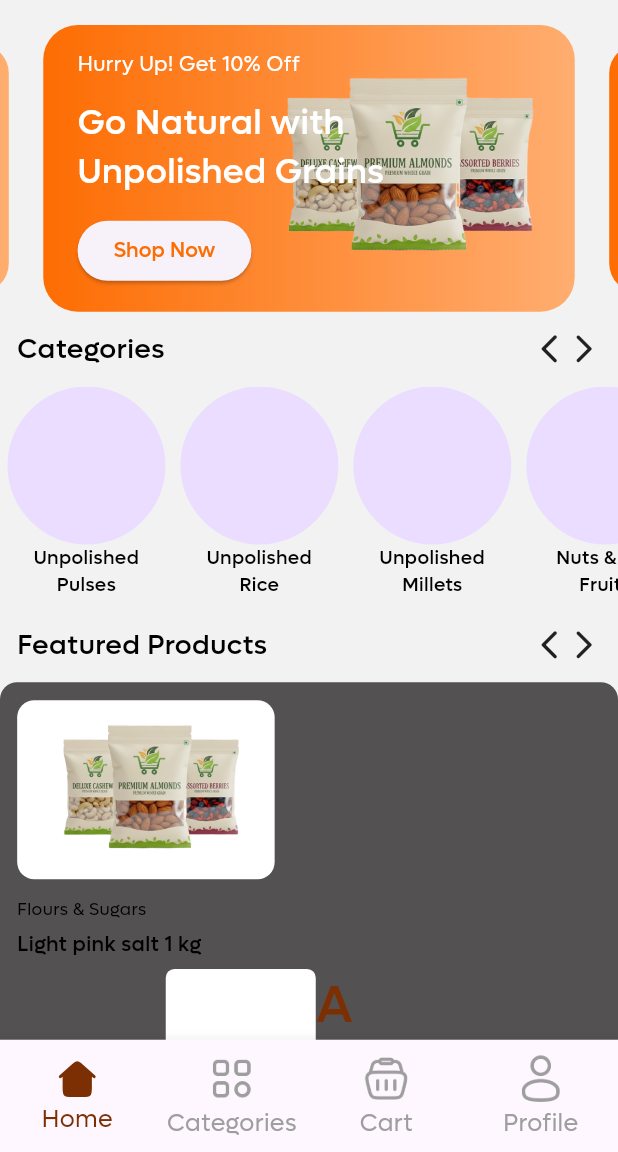
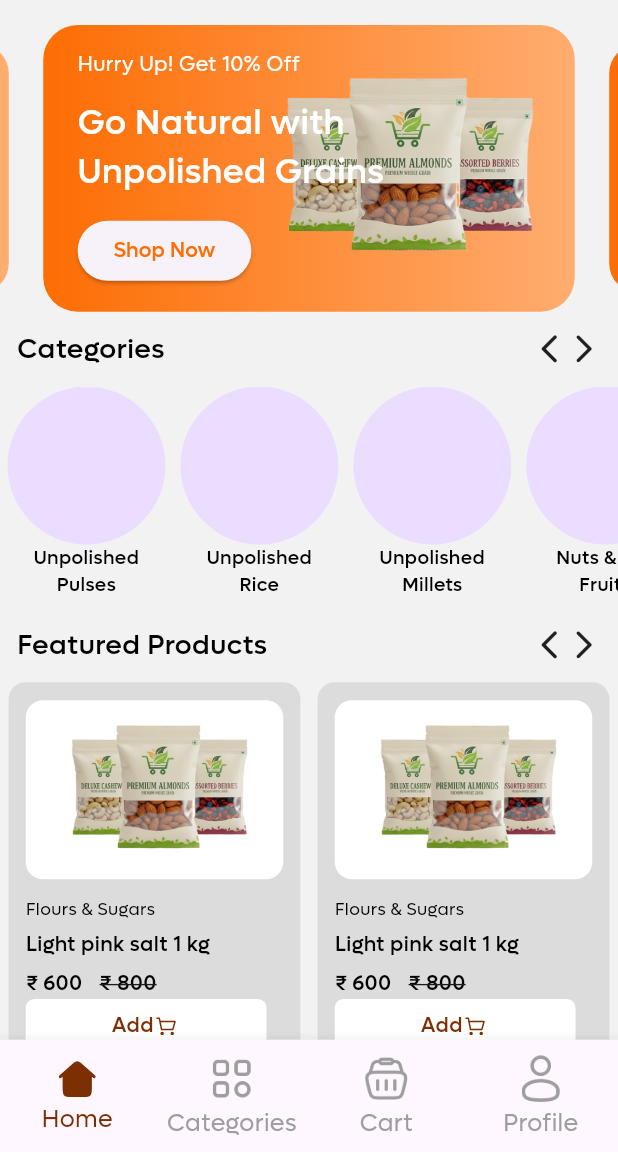
Before and after one commit to DUDU0123/CODE-EDEX-TECHNOLOGY-MACHINE-TASK, a Flutter app: the AppDashboard screen opened directly, on a phone screen of 412 x 824 dp, the part 84-1236 px from its top. Run offline on Flutter 3.47's test engine with Material 3 defaults, Android fonts, the light colour scheme and no system bars; drawn by our look-alikes of carousel_slider; our stand-ins replace dio, flutter_screenutil, flutter_svg, get, shared_preferences; accounts and stored records are empty.

Commit message:
product small container UI added

```diff
--- a/lib/modules/home/pages/home_page.dart
+++ b/lib/modules/home/pages/home_page.dart
@@ -1,11 +1,9 @@
-import 'package:carousel_slider/carousel_slider.dart';
-import 'package:codeedex_machine_test_app/modules/home/controller/home_page_controller.dart';
 import 'package:codeedex_machine_test_app/utils/app_imports.dart';
 import 'package:codeedex_machine_test_app/utils/constants/app_constraints.dart';
-import 'package:codeedex_machine_test_app/widgets/app_common_button_widget.dart';
 import 'package:codeedex_machine_test_app/widgets/home_page/common_product_heading.dart';
 import 'package:codeedex_machine_test_app/widgets/home_page/home_top_auto_play_carousel.dart';
 import 'package:codeedex_machine_test_app/widgets/home_page/product_circular_widget.dart';
+import 'package:codeedex_machine_test_app/widgets/product_small_container.dart';
 
 class HomePage extends StatefulWidget {
   const HomePage({super.key});
@@ -16,23 +14,26 @@ class HomePage extends StatefulWidget {
 
 class _HomePageState extends State<HomePage> {
   @override
-  void initState() {
-    super.initState();
-  }
-
-  @override
   Widget build(BuildContext context) {
     return SingleChildScrollView(
       child: Column(
+        crossAxisAlignment: CrossAxisAlignment.start,
         children: [
           AppConstraints.kHeight14,
+
           HomeTopAutoPlayCarousel(),
+
           AppConstraints.kHeight10,
+
           Padding(
             padding: EdgeInsets.symmetric(horizontal: 10.w),
-            child: CommonProductHeadingWidget(heading: "Categories"),
+            child: CommonProductHeadingWidget(
+              heading: "Categories",
+            ),
           ),
+
           AppConstraints.kHeight10,
+
           SingleChildScrollView(
             scrollDirection: Axis.horizontal,
             child: Row(
@@ -41,79 +42,41 @@ class _HomePageState extends State<HomePage> {
                 (index) {
                   return ProductCircularWidget(
                     text: AppCommonMethods.unpolishedProducts[index],
-                    padding: EdgeInsets.symmetric(horizontal: 5),
+                    padding: const EdgeInsets.symmetric(horizontal: 5),
                   );
                 },
               ),
             ),
           ),
+
           AppConstraints.kHeight15,
+
           Padding(
             padding: EdgeInsets.symmetric(horizontal: 10.w),
-            child: CommonProductHeadingWidget(heading: "Featured Products"),
-          ),
-          AppConstraints.kHeight10,
-          Container(
-            padding: EdgeInsets.symmetric(horizontal: 10.w, vertical: 10.h),
-            decoration: BoxDecoration(
-              borderRadius: BorderRadius.circular(10.r),
-              color: const Color.fromARGB(255, 83, 81, 81),
-            ),
-            child: Column(
-              crossAxisAlignment: CrossAxisAlignment.start,
-              children: [
-                Container(
-                  decoration: BoxDecoration(
-                    borderRadius: BorderRadius.circular(10.r),
-                    color: AppColors.kWhite,
-                  ),
-                  child: Image.asset(
-                    AppAssets.almondsThreeSet,
-                    width: 150.w,
-                    height: 100.h,
-                  ),
-                ),
-                AppConstraints.kHeight10,
-                Text(
-                  "Flours & Sugars",
-                  style: AppCommonMethods.commonTextStyle(fontSize: 10.sp),
-                ),
-                AppConstraints.kHeight5,
-                Text(
-                  "Light pink salt 1 kg",
-                  style: AppCommonMethods.commonTextStyle(
-                    fontSize: 12.sp,
-                    fontFamily: AppAssets.lugfaMediumFont,
-                  ),
-                ),
-                AppConstraints.kHeight5,
-                Row(
-                  children: [
-                    Text(
-                      "\u20B9 600",
-                      style: AppCommonMethods.commonTextStyle(
-                        fontSize: 12.sp,
-                        fontFamily: AppAssets.lugfaMediumFont,
-                      ),
-                    ),
-                    AppConstraints.kWidth10,
-                    Text(
-                      "\u20B9 80.00",
-                      style: AppCommonMethods.commonTextStyle(
-                        fontSize: 12.sp,
-                        fontFamily: AppAssets.lugfaMediumFont,
-                        decoration: TextDecoration.lineThrough,
-                      ),
-                    ),
-                    AppConstraints.kHeight10,
-                    AppCommonButtonWidget(
-                      btnWidth: 100,
-                      btnText: "Add", btnColor: AppColors.kWhite, btnRadius: 5.r, btnPadding: EdgeInsets.symmetric(horizontal: 100, ), btnTextColor: AppColors.kAppPrimaryColor, textAlign: TextAlign.center)
-                  ],
-                ),
-              ],
+            child: CommonProductHeadingWidget(
+              heading: "Featured Products",
             ),
           ),
+
+          AppConstraints.kHeight10,
+
+          SingleChildScrollView(
+            scrollDirection: Axis.horizontal,
+            child: Row(
+              children: List.generate(10, (index) {
+                return ProductSmallContainer(
+                  margin: EdgeInsets.symmetric(horizontal: 5.w),
+                      oldPrice: "800",
+                      productName: "Light pink salt 1 kg",
+                      productPrice: "600",
+                      productType: "Flours & Sugars",
+                    );
+              },),
+            ),
+          ),
+
+
+          AppConstraints.kHeight20,
         ],
       ),
     );
--- /dev/null
+++ b/lib/modules/product_list/product_list_page.dart
@@ -0,0 +1,40 @@
+import 'package:codeedex_machine_test_app/utils/app_imports.dart';
+
+class ProductListPage extends StatelessWidget {
+  const ProductListPage({super.key});
+
+  @override
+  Widget build(BuildContext context) {
+    return Scaffold(
+      appBar: AppBar(
+        title: Column(
+          mainAxisAlignment: MainAxisAlignment.center,
+          children: [
+            Text(
+              "AppBar Title",
+              style: AppCommonMethods.commonTextStyle(
+                fontFamily: AppAssets.lugfaMediumFont, fontSize: 16.sp
+              ),
+            ),
+            Text(
+              "Item count",
+              style: AppCommonMethods.commonTextStyle(
+                fontSize: 12.sp
+              ),
+            ),
+          ],
+        ),
+        actions: [
+          IconButton(
+          onPressed: () {},
+          icon: Image.asset(AppAssets.searchIcon, width: 24.w, height: 24.h),
+        ),
+        IconButton(
+          onPressed: () {},
+          icon: Image.asset(AppAssets.cartIcon, width: 24.w, height: 24.h),
+        ),
+        ]
+      ),
+    );
+  }
+}
--- a/lib/utils/constants/app_assets.dart
+++ b/lib/utils/constants/app_assets.dart
@@ -20,6 +20,7 @@ class AppAssets {
   static const homeIconSvg = "assets/images/home_icon.svg";
   static const eyeIcon = "assets/images/eye_btn.png";
   static const categoryIcon = "assets/images/category_icon.png";
+   static const addToCart = "assets/images/add_to_card_icon.svg";
 
 
 }
--- a/lib/widgets/app_common_button_widget.dart
+++ b/lib/widgets/app_common_button_widget.dart
@@ -8,7 +8,7 @@ class AppCommonButtonWidget extends StatelessWidget {
     required this.btnRadius,
     required this.btnPadding,
     required this.btnTextColor,
-    this.btnWidth, this.fontSize, required this.textAlign, this.onTap,
+    this.btnWidth, this.fontSize, required this.textAlign, this.onTap, this.suffixWidget,
   });
   final String btnText;
   final Color btnColor;
@@ -19,6 +19,7 @@ class AppCommonButtonWidget extends StatelessWidget {
   final double? fontSize;
   final TextAlign textAlign;
   final void Function()? onTap;
+  final Widget? suffixWidget;
   @override
   Widget build(BuildContext context) {
     return GestureDetector(
@@ -30,7 +31,10 @@ class AppCommonButtonWidget extends StatelessWidget {
           color: btnColor,
           borderRadius: BorderRadius.circular(5.r),
         ),
-        child: Text(
+        child: Row(
+          mainAxisAlignment: MainAxisAlignment.center,
+          children: [
+            Text(
               btnText,
               textAlign: textAlign,
               style: AppCommonMethods.commonTextStyle(
@@ -39,6 +43,9 @@ class AppCommonButtonWidget extends StatelessWidget {
                 fontFamily: AppAssets.lugfaMediumFont,
               ),
             ),
+            if(suffixWidget != null) suffixWidget!,
+          ],
+        ),
       ),
     );
   }
--- /dev/null
+++ b/lib/widgets/product_small_container.dart
@@ -0,0 +1,90 @@
+import 'package:codeedex_machine_test_app/utils/app_imports.dart';
+import 'package:codeedex_machine_test_app/utils/constants/app_constraints.dart';
+import 'package:codeedex_machine_test_app/widgets/app_common_button_widget.dart';
+import 'package:flutter_svg/svg.dart';
+
+class ProductSmallContainer extends StatelessWidget {
+  const ProductSmallContainer({
+    super.key, required this.productType, required this.productName, required this.productPrice, required this.oldPrice, this.margin,
+  });
+
+  final String productType;
+  final String productName;
+  final String productPrice;
+  final String oldPrice;
+  final EdgeInsetsGeometry? margin;
+
+  @override
+  Widget build(BuildContext context) {
+    return Container(
+      height: 217.h,
+      margin: margin,
+      padding: EdgeInsets.symmetric(horizontal: 10.w, vertical: 10.h),
+      decoration: BoxDecoration(
+        borderRadius: BorderRadius.circular(10.r),
+        color: const Color.fromARGB(255, 221, 220, 220),
+      ),
+      child: Column(
+        crossAxisAlignment: CrossAxisAlignment.start,
+        children: [
+          Container(
+            decoration: BoxDecoration(
+              borderRadius: BorderRadius.circular(10.r),
+              color: AppColors.kWhite,
+            ),
+            child: Image.asset(
+              AppAssets.almondsThreeSet,
+              width: 150.w,
+              height: 100.h,
+            ),
+          ),
+          AppConstraints.kHeight10,
+          Text(
+            productType,
+            style: AppCommonMethods.commonTextStyle(fontSize: 10.sp),
+          ),
+          AppConstraints.kHeight5,
+          Text(
+            productName,
+            style: AppCommonMethods.commonTextStyle(
+              fontSize: 12.sp,
+              fontFamily: AppAssets.lugfaMediumFont,
+            ),
+          ),
+          AppConstraints.kHeight5,
+          Row(
+            children: [
+              Text(
+                "\u20B9 $productPrice",
+                style: AppCommonMethods.commonTextStyle(
+                  fontSize: 12.sp,
+                  fontFamily: AppAssets.lugfaMediumFont,
+                ),
+              ),
+              AppConstraints.kWidth10,
+              Text(
+                "\u20B9 $oldPrice",
+                style: AppCommonMethods.commonTextStyle(
+                  fontSize: 12.sp,
+                  fontFamily: AppAssets.lugfaMediumFont,
+                  decoration: TextDecoration.lineThrough,
+                ),
+              ),
+            ],
+          ),
+          Spacer(),
+          AppCommonButtonWidget(
+            fontSize: 12.sp,
+            btnText: "Add",
+            btnColor: AppColors.kWhite,
+            btnRadius: 5.r,
+            btnPadding: EdgeInsets.symmetric(vertical: 8,horizontal: 50.w),
+            btnTextColor: AppColors.kAppPrimaryColor,
+            textAlign: TextAlign.center,
+            suffixWidget: SvgPicture.asset(AppAssets.addToCart),
+          ),
+        ],
+      ),
+    );
+  }
+}
```
Lines whose indentation alone changed are shown as unchanged.
